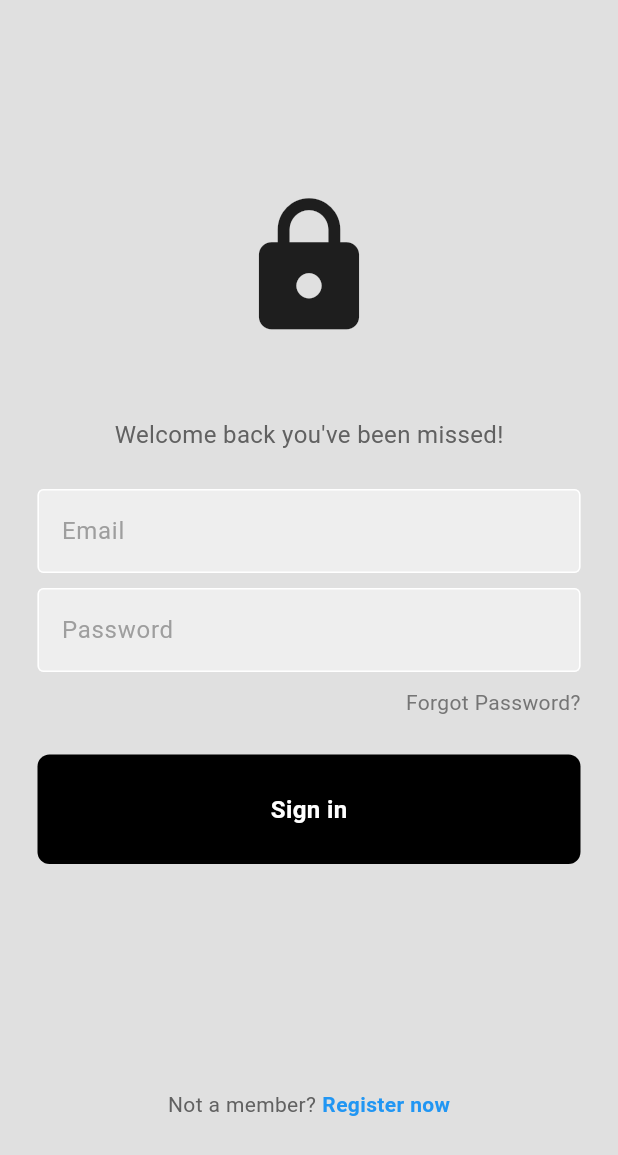
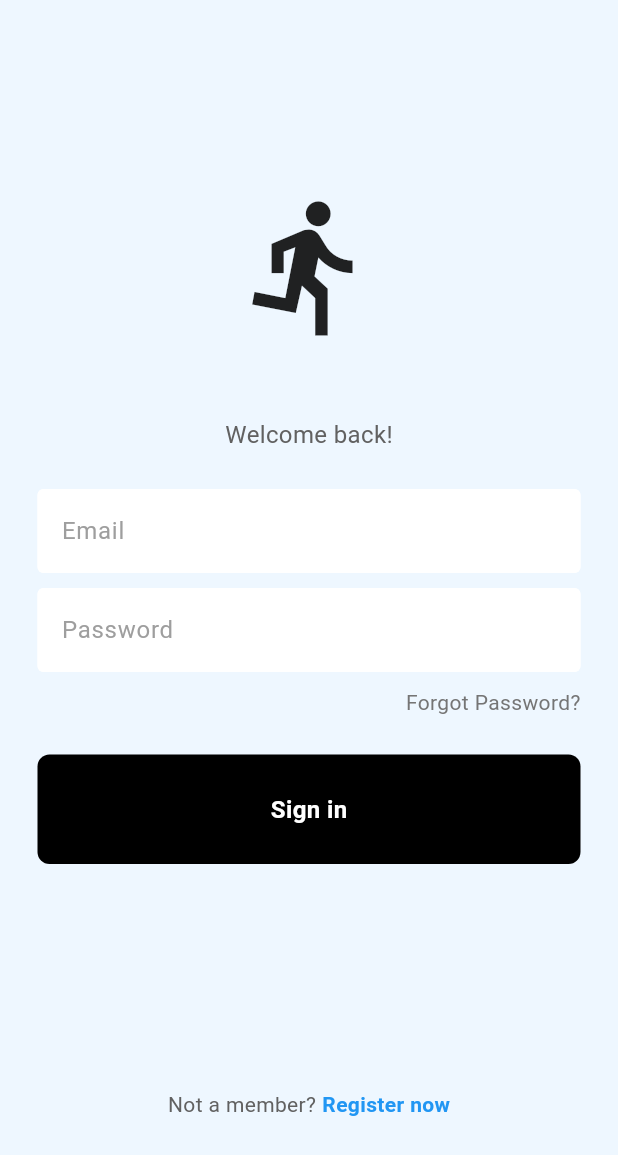
Before and after one commit to wenjebs/Runoogers, a Flutter app: the screen it shows after launch, after a tap on "Register now", after a tap on "Login now", on a phone screen of 412 x 824 dp. Shown: the top 1155 px of the screen. Run offline on Flutter 3.47's test engine with Material 3 defaults, Android fonts, the phone set to English and light mode, and no system bars; our stand-ins replace firebase_auth, firebase_core, google_nav_bar; accounts and stored records are empty; network calls fail.

Commit message:
Change logo and colours

```diff
--- a/lib/components/my_textfield.dart
+++ b/lib/components/my_textfield.dart
@@ -1,7 +1,7 @@
 import 'package:flutter/material.dart';
 
 class MyTextField extends StatelessWidget {
-  final controller;
+  final dynamic controller;
   final String hintText;
   final bool obscureText;
 
@@ -26,7 +26,7 @@ class MyTextField extends StatelessWidget {
             focusedBorder: OutlineInputBorder(
               borderSide: BorderSide(color: Colors.grey.shade400),
             ),
-            fillColor: Colors.grey.shade200,
+            fillColor: Colors.white,
             filled: true,
             hintText: hintText,
             hintStyle: TextStyle(color: Colors.grey[500])),
--- a/lib/pages/auth_page.dart
+++ b/lib/pages/auth_page.dart
@@ -15,7 +15,7 @@ class AuthPage extends StatelessWidget {
             builder: (context, snapshot) {
               // logged in
               if (snapshot.hasData) {
-                return HomePage();
+                return const HomePage();
               }
               // not logged in
               else {
--- a/lib/pages/login_page.dart
+++ b/lib/pages/login_page.dart
@@ -62,7 +62,7 @@ class _LoginPageState extends State<LoginPage> {
   @override
   Widget build(BuildContext context) {
     return Scaffold(
-      backgroundColor: Colors.grey[300],
+      backgroundColor: const Color(0xffEEF7FF),
       body: SafeArea(
         child: Center(
           child: SingleChildScrollView(
@@ -73,7 +73,7 @@ class _LoginPageState extends State<LoginPage> {
 
                 // logo
                 const Icon(
-                  Icons.lock,
+                  Icons.directions_run,
                   size: 100,
                 ),
 
@@ -81,7 +81,7 @@ class _LoginPageState extends State<LoginPage> {
 
                 // welcome back, you've been missed!
                 Text(
-                  'Welcome back you\'ve been missed!',
+                  'Welcome back!',
                   style: TextStyle(
                     color: Colors.grey[700],
                     fontSize: 16,
--- a/lib/pages/profile_page.dart
+++ b/lib/pages/profile_page.dart
@@ -5,11 +5,11 @@ class ProfilePage extends StatelessWidget {
 
   @override
   Widget build(BuildContext context) {
-    return Scaffold(
+    return const Scaffold(
       body: Center(
           child: Text(
         "PROFILE HERE",
-        style: const TextStyle(fontSize: 20),
+        style: TextStyle(fontSize: 20),
       )),
     );
   }
--- a/lib/pages/register_page.dart
+++ b/lib/pages/register_page.dart
@@ -64,7 +64,7 @@ class _RegisterPageState extends State<RegisterPage> {
   @override
   Widget build(BuildContext context) {
     return Scaffold(
-      backgroundColor: Colors.grey[300],
+      backgroundColor: const Color(0xffEEF7FF),
       body: SafeArea(
         child: Center(
           child: SingleChildScrollView(
@@ -75,18 +75,19 @@ class _RegisterPageState extends State<RegisterPage> {
 
                 // logo
                 const Icon(
-                  Icons.lock,
+                  Icons.directions_run,
                   size: 50,
                 ),
 
                 const SizedBox(height: 50),
 
-                // welcome back, you've been missed!
+                // Welcome text
                 Text(
-                  'Make an account!',
+                  'Join Runoogers today, it\'s Free.',
                   style: TextStyle(
                     color: Colors.grey[700],
                     fontSize: 16,
+                    fontWeight: FontWeight.bold,
                   ),
                 ),
 
--- a/lib/pages/run_page.dart
+++ b/lib/pages/run_page.dart
@@ -5,11 +5,11 @@ class RunPage extends StatelessWidget {
 
   @override
   Widget build(BuildContext context) {
-    return Scaffold(
+    return const Scaffold(
       body: Center(
           child: Text(
         "RUN TRACKING HERE",
-        style: const TextStyle(fontSize: 20),
+        style: TextStyle(fontSize: 20),
       )),
     );
   }
--- a/lib/pages/social_page.dart
+++ b/lib/pages/social_page.dart
@@ -5,11 +5,11 @@ class SocialPage extends StatelessWidget {
 
   @override
   Widget build(BuildContext context) {
-    return Scaffold(
+    return const Scaffold(
       body: Center(
           child: Text(
         "SOCIAL MEDIA HERE",
-        style: const TextStyle(fontSize: 20),
+        style: TextStyle(fontSize: 20),
       )),
     );
   }
```
Also changed, not shown: lib/pages/home_page.dart (+6 -6 lines), lib/images/logo.png (added).
